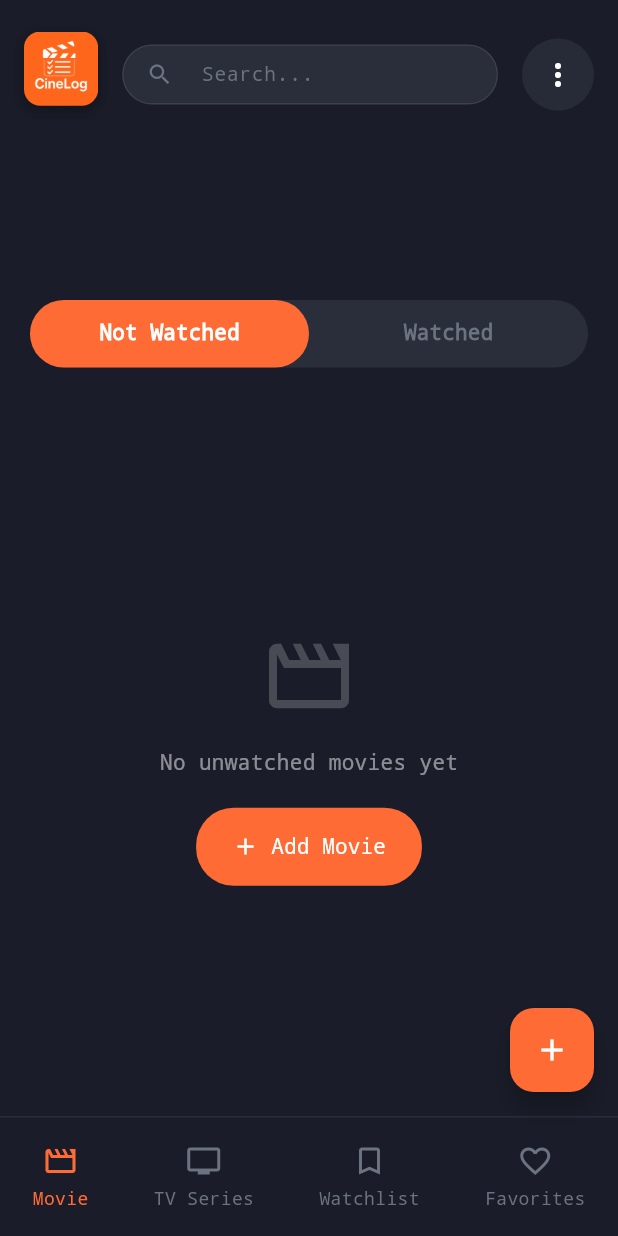
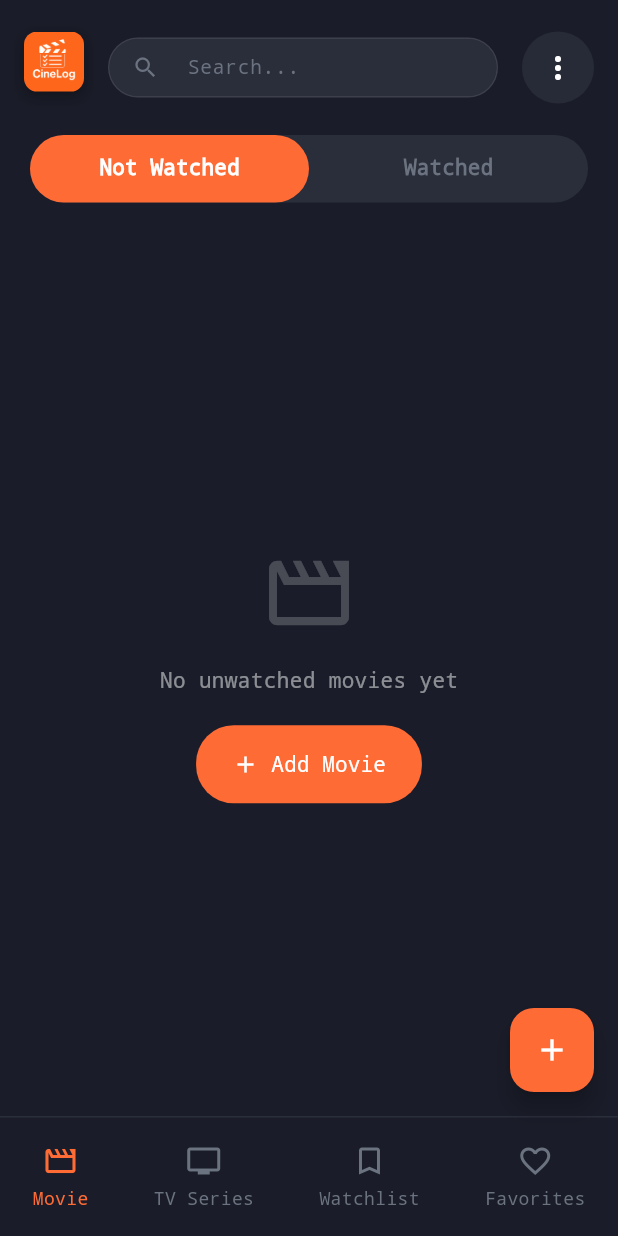
Before and after one commit to CanerDemir/cinelog, a Flutter app: the screen it shows after launch, on a phone screen of 412 x 824 dp. Run offline on Flutter 3.47's test engine with Material 3 defaults, Android fonts, the phone set to English and light mode, and no system bars; our stand-ins replace file_picker, hive, hive_flutter; accounts and stored records are empty.

Commit message:
ui updates done

```diff
--- a/lib/screens/home_screen.dart
+++ b/lib/screens/home_screen.dart
@@ -140,9 +140,9 @@ class _HomeScreenState extends State<HomeScreen> {
                         begin: Alignment.centerLeft,
                         end: Alignment.centerRight,
                         colors: [
-                          const Color(0xFF1A1D29).withOpacity(0.9),
-                          const Color(0xFF1A1D29).withOpacity(0.7),
-                          const Color(0xFF1A1D29).withOpacity(0.0),
+                          const Color(0xFF1A1D29).withValues(alpha: 0.9),
+                          const Color(0xFF1A1D29).withValues(alpha: 0.7),
+                          const Color(0xFF1A1D29).withValues(alpha: 0.0),
                         ],
                         stops: const [0.0, 0.7, 1.0],
                       ),
@@ -163,14 +163,16 @@ class _HomeScreenState extends State<HomeScreen> {
                         ),
                       ),
                       child: TextField(
-                        style: const TextStyle(color: Colors.white, fontSize: 13),
+                        style:
+                            const TextStyle(color: Colors.white, fontSize: 13),
                         decoration: const InputDecoration(
                           hintText: 'Search...',
                           hintStyle: TextStyle(color: Color(0xFF6B7280)),
                           prefixIcon: Icon(Icons.search,
                               color: Color(0xFF6B7280), size: 18),
                           border: InputBorder.none,
-                          contentPadding: EdgeInsets.symmetric(vertical: 0), // Centering text vertically
+                          contentPadding: EdgeInsets.symmetric(
+                              vertical: 0), // Centering text vertically
                         ),
                         onChanged: (value) {
                           setState(() {
@@ -302,8 +304,8 @@ class _HomeScreenState extends State<HomeScreen> {
       // - Minimum size of 40 for very small screens
       // - Maximum size of 60 for large screens
       // - Otherwise 12% of screen width
-      final logoSize =
-          screenWidth * 0.12.clamp(40.0 / screenWidth, 60.0 / screenWidth);
+      // final logoSize = screenWidth * 0.12.clamp(40.0 / screenWidth, 60.0 / screenWidth);
+      final logoSize = 40.0;
 
       // Container height is slightly larger than logo for padding
       final containerHeight = logoSize + 10;
@@ -337,10 +339,7 @@ class _HomeScreenState extends State<HomeScreen> {
         child: Column(
           children: [
             const SizedBox(
-                height: 100), // Space for floating logo + extra top padding
-
-            const SizedBox(
-                height: 100), // Space for floating logo + extra top padding
+                height: 90), // Space for floating logo + extra top padding
 
             // Tab Bar
             Container(
@@ -372,10 +371,13 @@ class _HomeScreenState extends State<HomeScreen> {
             Expanded(
               child: TabBarView(
                 children: [
-                  _buildVerticalMovieList(_notWatchedMovies,
-                      'No unwatched movies yet', 'movies_not_watched', 'Add Movie'),
                   _buildVerticalMovieList(
-                      _watchedMovies, 'No watched movies yet', 'movies_watched', 'Add Movie'),
+                      _notWatchedMovies,
+                      'No unwatched movies yet',
+                      'movies_not_watched',
+                      'Add Movie'),
+                  _buildVerticalMovieList(_watchedMovies,
+                      'No watched movies yet', 'movies_watched', 'Add Movie'),
                 ],
               ),
             ),
@@ -385,8 +387,9 @@ class _HomeScreenState extends State<HomeScreen> {
     );
   }
 
-  Widget _buildVerticalMovieList(List<WatchlistItem> items, String emptyMessage,
-      String contextId, [String addButtonLabel = 'Add Movie']) {
+  Widget _buildVerticalMovieList(
+      List<WatchlistItem> items, String emptyMessage, String contextId,
+      [String addButtonLabel = 'Add Movie']) {
     if (items.isEmpty) {
       // Use existing empty section but adapt it or create simple center text
       return Center(
@@ -394,11 +397,11 @@ class _HomeScreenState extends State<HomeScreen> {
           mainAxisAlignment: MainAxisAlignment.center,
           children: [
             Icon(Icons.movie_creation_outlined,
-                size: 64, color: Colors.white.withOpacity(0.2)),
+                size: 64, color: Colors.white.withValues(alpha: 0.2)),
             const SizedBox(height: 16),
             Text(
               emptyMessage,
-              style: TextStyle(color: Colors.white.withOpacity(0.5)),
+              style: TextStyle(color: Colors.white.withValues(alpha: 0.5)),
             ),
             const SizedBox(height: 20),
             ElevatedButton.icon(
@@ -423,7 +426,7 @@ class _HomeScreenState extends State<HomeScreen> {
     }
 
     return GridView.builder(
-      padding: const EdgeInsets.fromLTRB(20, 0, 20, 100),
+      padding: const EdgeInsets.fromLTRB(0, 0, 0, 100),
       gridDelegate: const SliverGridDelegateWithFixedCrossAxisCount(
         crossAxisCount: 2,
         childAspectRatio: 0.65, // Adjust based on card height/width ratio
@@ -450,10 +453,7 @@ class _HomeScreenState extends State<HomeScreen> {
         child: Column(
           children: [
             const SizedBox(
-                height: 100), // Space for floating logo + extra top padding
-
-            const SizedBox(
-                height: 100), // Space for floating logo + extra top padding
+                height: 90), // Space for floating logo + extra top padding
 
             // Tab Bar
             Container(
@@ -485,10 +485,16 @@ class _HomeScreenState extends State<HomeScreen> {
             Expanded(
               child: TabBarView(
                 children: [
-                  _buildVerticalMovieList(_notWatchedTVSeries,
-                      'No unwatched TV series yet', 'tv_not_watched', 'Add TV Series'),
-                  _buildVerticalMovieList(_watchedTVSeries,
-                      'No watched TV series yet', 'tv_watched', 'Add TV Series'),
+                  _buildVerticalMovieList(
+                      _notWatchedTVSeries,
+                      'No unwatched TV series yet',
+                      'tv_not_watched',
+                      'Add TV Series'),
+                  _buildVerticalMovieList(
+                      _watchedTVSeries,
+                      'No watched TV series yet',
+                      'tv_watched',
+                      'Add TV Series'),
                 ],
               ),
             ),
@@ -504,15 +510,12 @@ class _HomeScreenState extends State<HomeScreen> {
       child: Column(
         children: [
           const SizedBox(
-              height: 100), // Space for floating logo + extra top padding
-
-          const SizedBox(
-              height: 100), // Space for floating logo + extra top padding
+              height: 90), // Space for floating logo + extra top padding
 
           // All Items List
           Expanded(
-            child: _buildVerticalMovieList(
-                _watchlistItems, 'No items in watchlist yet', 'watchlist_all', 'Add Item'),
+            child: _buildVerticalMovieList(_watchlistItems,
+                'No items in watchlist yet', 'watchlist_all', 'Add Item'),
           ),
         ],
       ),
@@ -527,10 +530,7 @@ class _HomeScreenState extends State<HomeScreen> {
         child: Column(
           children: [
             const SizedBox(
-                height: 100), // Space for floating logo + extra top padding
-
-            const SizedBox(
-                height: 100), // Space for floating logo + extra top padding
+                height: 90), // Space for floating logo + extra top padding
 
             // Tab Bar
             Container(
@@ -562,8 +562,8 @@ class _HomeScreenState extends State<HomeScreen> {
             Expanded(
               child: TabBarView(
                 children: [
-                  _buildVerticalMovieList(
-                      _favoriteMovies, 'No favorite movies yet', 'fav_movies', 'Add Movie'),
+                  _buildVerticalMovieList(_favoriteMovies,
+                      'No favorite movies yet', 'fav_movies', 'Add Movie'),
                   _buildVerticalMovieList(_favoriteTVSeries,
                       'No favorite TV series yet', 'fav_tv', 'Add TV Series'),
                 ],
```
